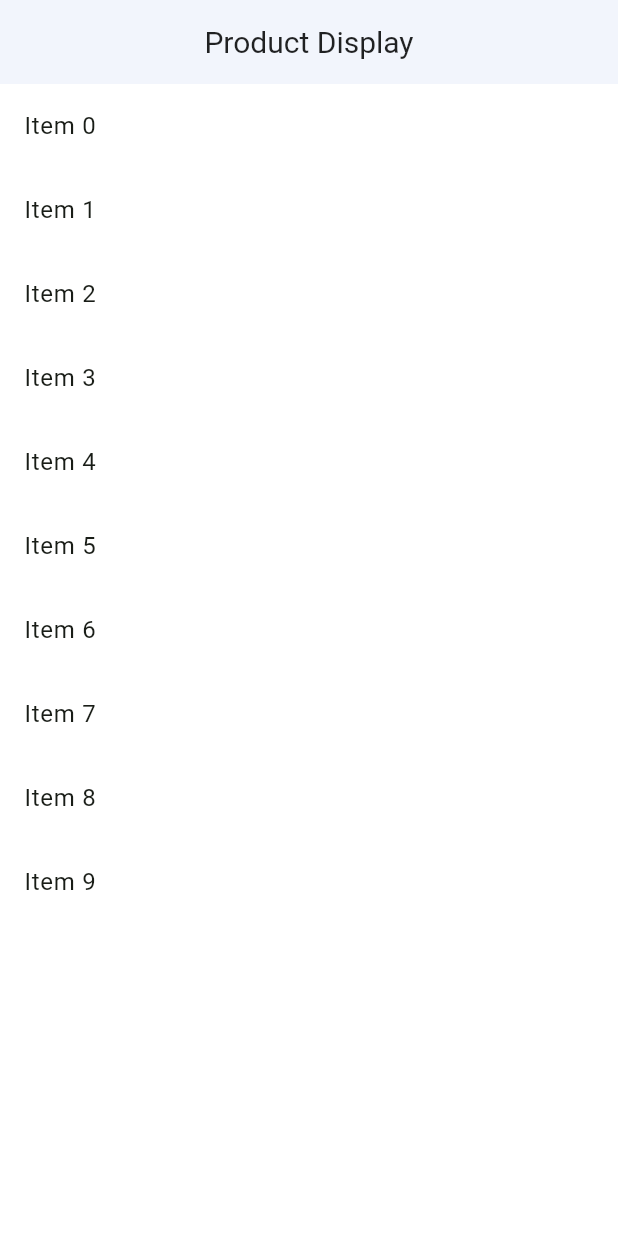
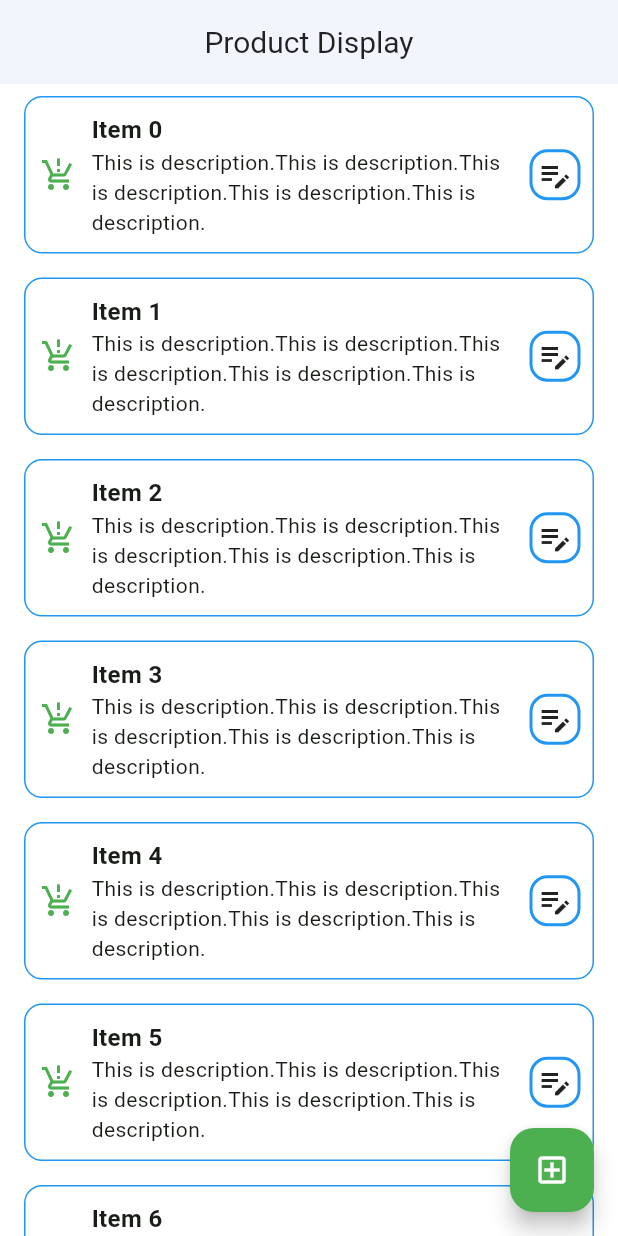
Before and after one commit to hulk7c7/agile_craft_asignment, a Flutter app: the ProductShowcase screen opened directly, on a phone screen of 412 x 824 dp. Run offline on Flutter 3.47's test engine with Material 3 defaults, Android fonts, the light colour scheme and no system bars; drawn by our look-alikes of flutter_bounce; our stand-ins replace awesome_snackbar_content, connectivity_plus, flutter_hooks, gap, hive, hive_flutter and 1 more; accounts and stored records are empty.

Commit message:
Floating button added.

```diff
--- a/lib/presentation/home/pages/displayProducts.dart
+++ b/lib/presentation/home/pages/displayProducts.dart
@@ -1,6 +1,8 @@
 
 
+import 'package:agile_craft_asignment/presentation/addProduct/pages/addProduct_screen.dart';
 import 'package:flutter/material.dart';
+import 'package:flutter_bounce/flutter_bounce.dart';
 import 'package:hooks_riverpod/hooks_riverpod.dart';
 
 class ProductShowcase extends HookConsumerWidget {
@@ -31,12 +33,80 @@ class ProductShowcase extends HookConsumerWidget {
         ),
       ),
       backgroundColor: Color(0xFFffffff),
+      floatingActionButton: FloatingActionButton(
+        onPressed: () {
+          Navigator.push(
+            context,
+            MaterialPageRoute(builder: (context) => AddProductScreen()),
+          );
+        },
+        backgroundColor: Colors.green,
+        child: Icon(Icons.add_box_outlined, size: 24.0, color: Colors.white,),
+      ),
       body: ListView.builder(
         itemCount: 10,
         itemBuilder: (BuildContext context, int index) {
           // Return your widget for the current index
-          return ListTile(
-            title: Text('Item $index'),
+          return Container(
+            padding: EdgeInsets.symmetric(horizontal: 16.0, vertical: 8.0),
+            child: Container(
+              padding: EdgeInsets.only(top: 10.0, bottom: 10.0),
+              decoration: BoxDecoration(
+                color: Colors.white, // Optional: background color
+                border: Border.all(
+                  color: Colors.blue, // Color of the border
+                  width: 1.0, // Width of the border
+                ),
+                borderRadius: BorderRadius.circular(12.0), // Rounded corners
+              ),
+              child: Row(
+                mainAxisAlignment: MainAxisAlignment.spaceBetween,
+                children: [
+                  SizedBox(width: 10,),
+                  Icon(Icons.production_quantity_limits_sharp, color: Colors.green,),
+                  SizedBox(width: 10,),
+                  Expanded(
+                    child: Column(
+                      crossAxisAlignment: CrossAxisAlignment.start,
+                      children: [
+                        Text('Item $index', style: TextStyle(fontSize: 16.0, fontWeight: FontWeight.bold)),
+                        Text('This is description.'*5, style: TextStyle(fontSize: 14.0)),
+                      ],
+                    ),
+                  ),
+                  SizedBox(
+                    width: 50.0, // Control the width of the trailing widget
+                    child: Column(
+                      mainAxisAlignment: MainAxisAlignment.center,
+                      children: [
+                        Container(), // Add content here if needed
+                        Bounce(
+                          onPressed: (){
+
+                          },
+                          duration: Duration(milliseconds: 110),
+                          child: Container(
+                            decoration: BoxDecoration(
+                              color: Colors.white, // Optional: background color
+                              border: Border.all(
+                                color: Colors.blue, // Color of the border
+                                width: 2.0, // Width of the border
+                              ),
+                              borderRadius: BorderRadius.circular(12.0), // Rounded corners
+                            ),
+                            child: Padding(
+                              padding: const EdgeInsets.all(3.0),
+                              child: Icon(Icons.edit_note_sharp),
+                            ),
+                          ),
+                        )
+
+                      ],
+                    ),
+                  ),
+                ],
+              ),
+            ),
           );
         },
       ),
--- a/pubspec.yaml
+++ b/pubspec.yaml
@@ -42,6 +42,7 @@ dependencies:
   hooks_riverpod: ^2.1.1
   gap: ^3.0.1
   awesome_snackbar_content: ^0.1.5
+  flutter_bounce: ^1.1.0
 
 dev_dependencies:
   flutter_test:
```
Also changed, not shown: lib/presentation/addProduct/pages/addProduct_screen.dart (+82 -0 lines), pubspec.lock.
